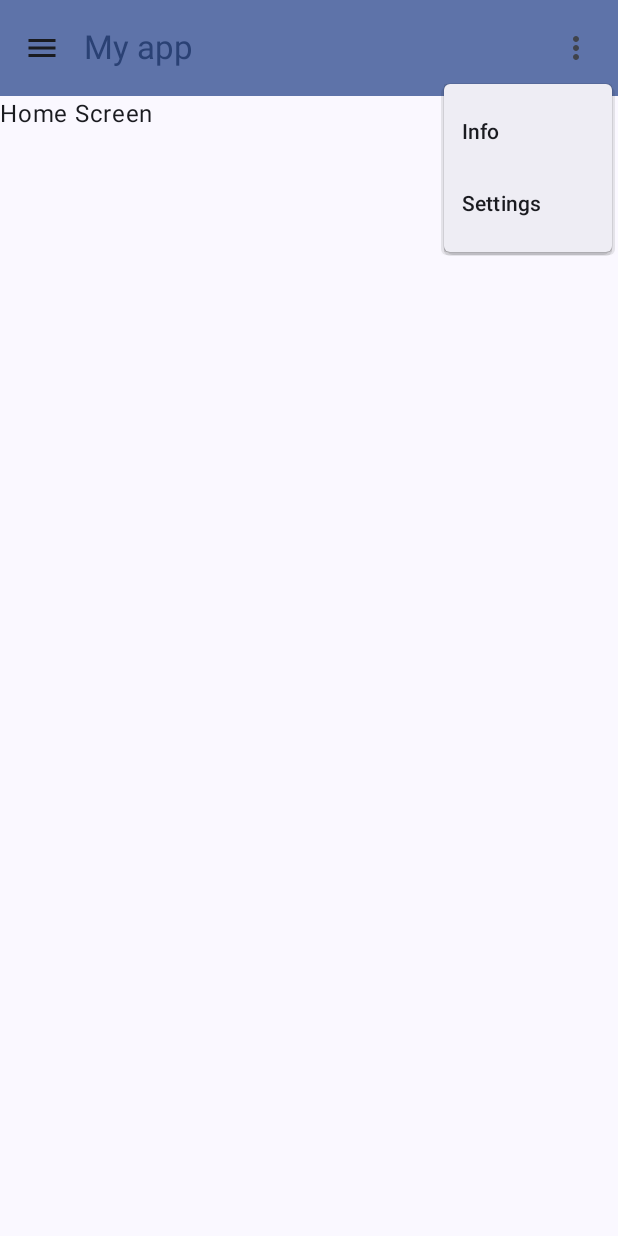
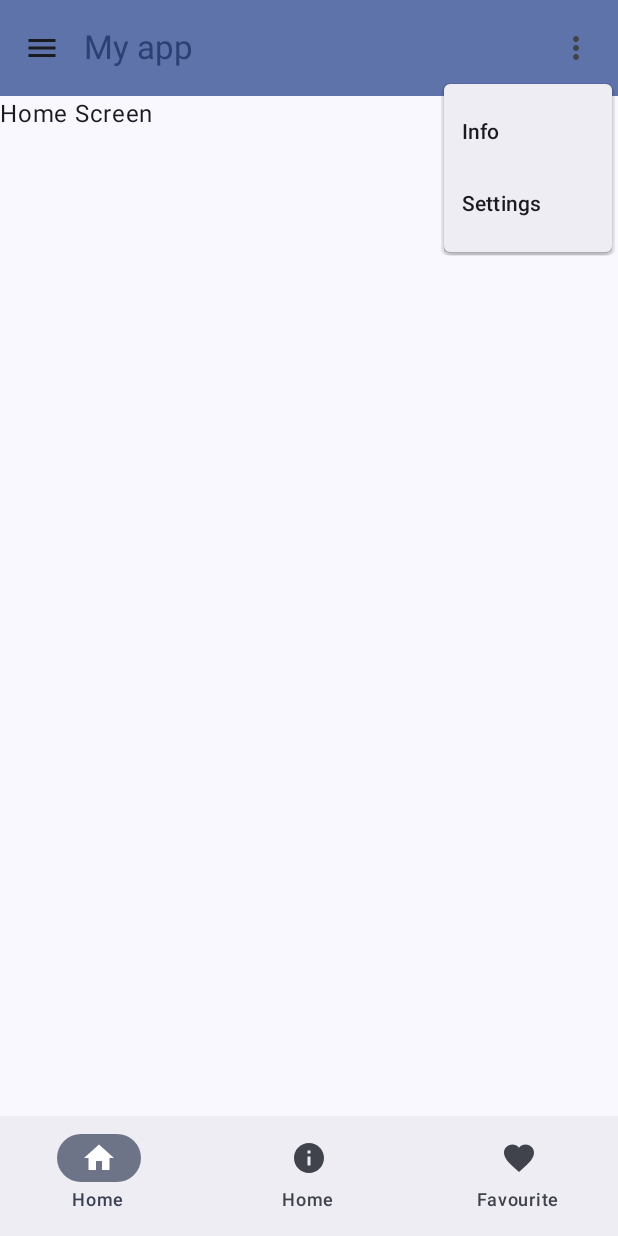
Before and after one commit to HelmiGr/coffee-app, an Android app built with Jetpack Compose: the screen it shows after launch (MainActivity), after a tap on "Open submenu", on a phone screen of 412 x 824 dp. Run offline under Robolectric (Android 15) with nearby library versions, the phone set to English and light mode, and no system bars.

```diff
--- a/app/src/main/java/com/example/scaffoldandnavigationwalkthrough/MainActivity.kt
+++ b/app/src/main/java/com/example/scaffoldandnavigationwalkthrough/MainActivity.kt
@@ -4,8 +4,6 @@ import android.os.Bundle
 import androidx.activity.ComponentActivity
 import androidx.activity.compose.setContent
 import androidx.activity.enableEdgeToEdge
-import androidx.compose.runtime.Composable
-import androidx.compose.ui.tooling.preview.Preview
 import com.example.scaffoldandnavigationwalkthrough.ui.navigation.ScaffoldApp
 import com.example.scaffoldandnavigationwalkthrough.ui.theme.ScaffoldAndNavigationWalkthroughTheme
 
@@ -20,9 +18,3 @@ class MainActivity : ComponentActivity() {
         }
     }
 }
-
-@Preview(showBackground = true)
-@Composable
-fun GreetingPreview() {
-    ScaffoldAndNavigationWalkthroughTheme {}
-}
--- a/app/src/main/java/com/example/scaffoldandnavigationwalkthrough/data/TabItem.kt
+++ b/app/src/main/java/com/example/scaffoldandnavigationwalkthrough/data/TabItem.kt
@@ -1,5 +1,9 @@
 package com.example.scaffoldandnavigationwalkthrough.data
 
-class TabItem {
+import androidx.compose.ui.graphics.vector.ImageVector
 
-}
+data class TabItem (
+    var label: String,
+    var icon: ImageVector,
+    var route: String
+)
--- /dev/null
+++ b/app/src/main/java/com/example/scaffoldandnavigationwalkthrough/ui/appbars/BottomBars.kt
@@ -0,0 +1,39 @@
+package com.example.scaffoldandnavigationwalkthrough.ui.appbars
+
+import androidx.compose.material.icons.Icons
+import androidx.compose.material.icons.filled.Favorite
+import androidx.compose.material.icons.filled.Home
+import androidx.compose.material.icons.filled.Info
+import androidx.compose.material3.Icon
+import androidx.compose.material3.NavigationBar
+import androidx.compose.material3.NavigationBarItem
+import androidx.compose.material3.Text
+import androidx.compose.runtime.Composable
+import androidx.navigation.NavController
+import androidx.navigation.compose.currentBackStackEntryAsState
+import com.example.scaffoldandnavigationwalkthrough.data.TabItem
+
+@Composable
+// displays the bottom bar used in navigation
+fun BottomBar(navController: NavController) {
+    val backStackEntry = navController.currentBackStackEntryAsState()
+    val tabs = listOf(
+        TabItem("Home", Icons.Filled.Home, route = "home"),
+        TabItem("Home", Icons.Filled.Info, route = "info"),
+        TabItem("Favourite", Icons.Filled.Favorite, route = "settings")
+    )
+    NavigationBar {
+        tabs.forEach{tab ->
+            val selected = tab.route === backStackEntry.value?.destination?.route
+            NavigationBarItem(
+                selected = selected,
+                onClick = { navController.navigate(tab.route) },
+                label = { Text(tab.label) },
+                icon = { Icon(
+                    imageVector = tab.icon,
+                    contentDescription = null
+                ) }
+            )
+        }
+    }
+}
--- a/app/src/main/java/com/example/scaffoldandnavigationwalkthrough/ui/screens/InfoScreen.kt
+++ b/app/src/main/java/com/example/scaffoldandnavigationwalkthrough/ui/screens/InfoScreen.kt
@@ -8,12 +8,14 @@ import androidx.compose.ui.Modifier
 import androidx.compose.ui.res.stringResource
 import androidx.navigation.NavController
 import com.example.scaffoldandnavigationwalkthrough.R
+import com.example.scaffoldandnavigationwalkthrough.ui.appbars.BottomBar
 import com.example.scaffoldandnavigationwalkthrough.ui.appbars.ScreenTopBar
 
 @Composable
 fun InfoScreen(navController: NavController) {
     Scaffold(
-        topBar = { ScreenTopBar(stringResource(R.string.info_screen_title), navController) }
+        topBar = { ScreenTopBar(stringResource(R.string.info_screen_title), navController) },
+        bottomBar = { BottomBar(navController) }
     ) { innerPadding ->
         Text(text= stringResource(R.string.info_screen_content), modifier = Modifier.padding(innerPadding))
     }
--- a/app/src/main/java/com/example/scaffoldandnavigationwalkthrough/ui/screens/MainScreen.kt
+++ b/app/src/main/java/com/example/scaffoldandnavigationwalkthrough/ui/screens/MainScreen.kt
@@ -8,12 +8,14 @@ import androidx.compose.ui.Modifier
 import androidx.compose.ui.res.stringResource
 import androidx.navigation.NavController
 import com.example.scaffoldandnavigationwalkthrough.R
+import com.example.scaffoldandnavigationwalkthrough.ui.appbars.BottomBar
 import com.example.scaffoldandnavigationwalkthrough.ui.appbars.MainTopAppBar
 
 @Composable
 fun MainScreen(navController: NavController) {
     Scaffold(
         topBar = { MainTopAppBar(stringResource(R.string.main_screen_title), navController) },
+        bottomBar = { BottomBar(navController) }
     ) { innerPadding ->
         Text(text= stringResource(R.string.main_screen_content), modifier = Modifier.padding(innerPadding))
     }
--- a/app/src/main/java/com/example/scaffoldandnavigationwalkthrough/ui/screens/SettingsScreen.kt
+++ b/app/src/main/java/com/example/scaffoldandnavigationwalkthrough/ui/screens/SettingsScreen.kt
@@ -8,12 +8,14 @@ import androidx.compose.ui.Modifier
 import androidx.compose.ui.res.stringResource
 import androidx.navigation.NavController
 import com.example.scaffoldandnavigationwalkthrough.R
+import com.example.scaffoldandnavigationwalkthrough.ui.appbars.BottomBar
 import com.example.scaffoldandnavigationwalkthrough.ui.appbars.ScreenTopBar
 
 @Composable
 fun SettingsScreen(navController: NavController) {
     Scaffold(
-        topBar = { ScreenTopBar(stringResource(R.string.settings_screen_title), navController) }
+        topBar = { ScreenTopBar(stringResource(R.string.settings_screen_title), navController) },
+        bottomBar = { BottomBar(navController) }
     ) { innerPadding ->
         Text(text= stringResource(R.string.settings_screen_content), modifier = Modifier.padding(innerPadding))
     }
```
